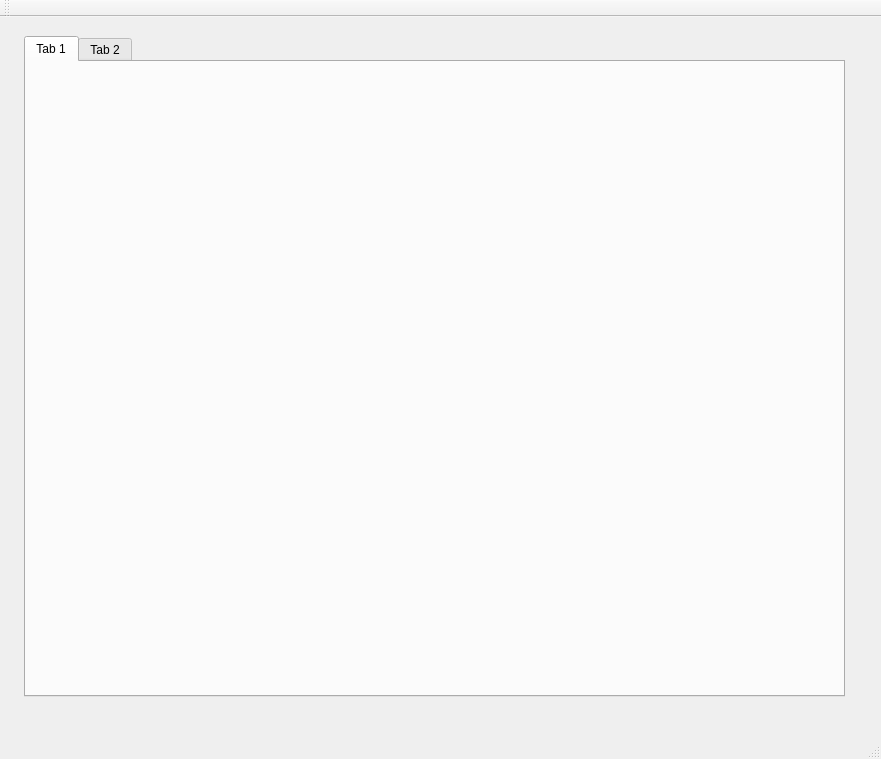
First picture: the form in PP3/PP3/PP3.ui, repository Coralie-Lecocq/PPE3, before the edit.
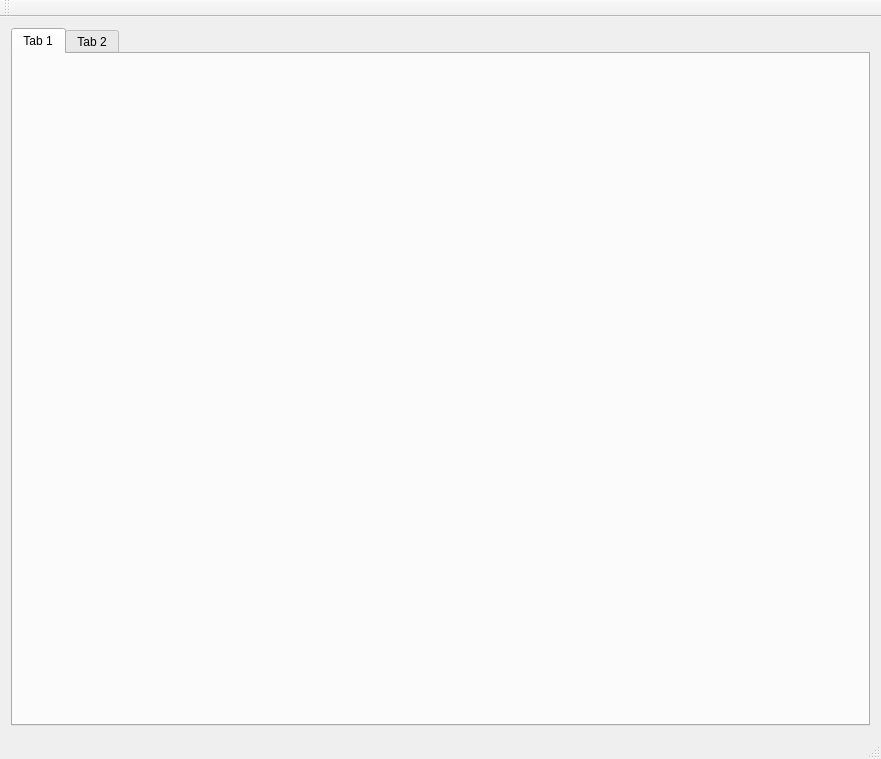
Second picture: the form after the edit.

```diff
--- a/PP3/PP3/PP3.ui
+++ b/PP3/PP3/PP3.ui
@@ -14,15 +14,9 @@
    <string>PP3</string>
   </property>
   <widget class="QWidget" name="centralWidget">
+   <layout class="QHBoxLayout" name="horizontalLayout">
+    <item>
    <widget class="QTabWidget" name="tabWidget">
-    <property name="geometry">
-     <rect>
-      <x>24</x>
-      <y>19</y>
-      <width>821</width>
-      <height>661</height>
-     </rect>
-    </property>
     <widget class="QWidget" name="tab">
      <attribute name="title">
       <string>Tab 1</string>
@@ -34,6 +28,8 @@
      </attribute>
     </widget>
    </widget>
+    </item>
+   </layout>
   </widget>
   <widget class="QMenuBar" name="menuBar">
    <property name="geometry">
```
Lines whose indentation alone changed are shown as unchanged.
